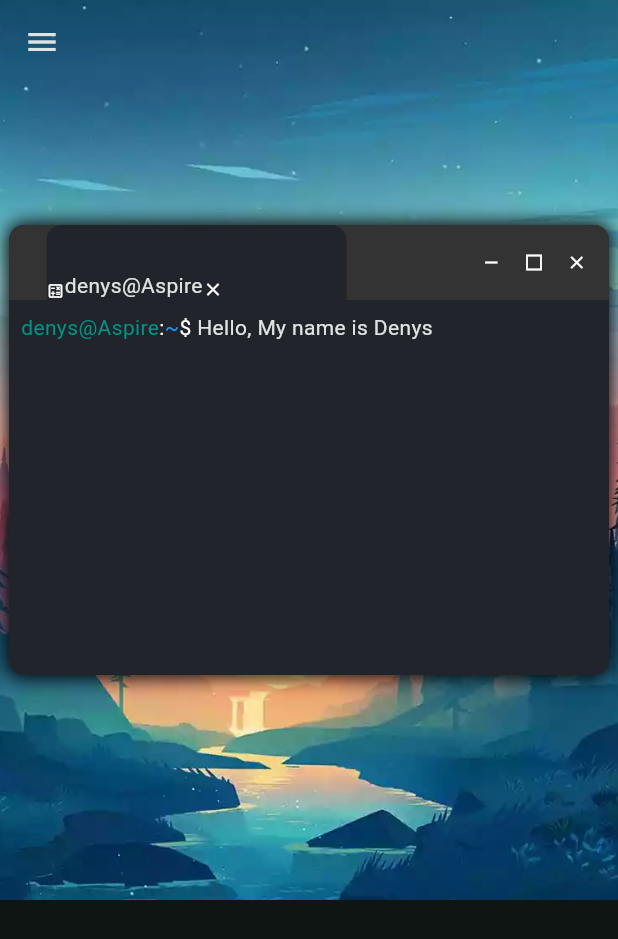
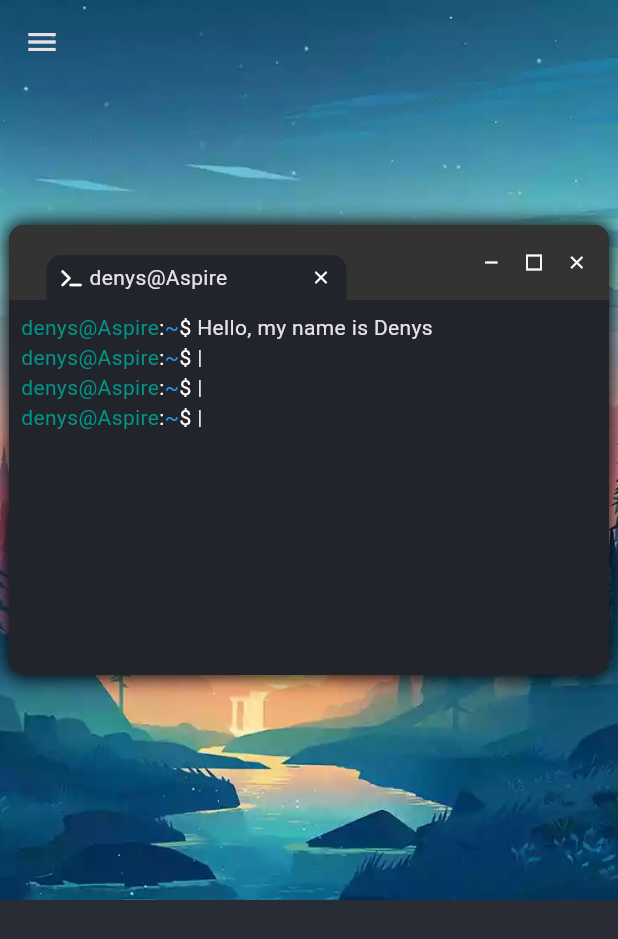
Before and after one commit to darkinowls/personal_website, a Flutter app: the screen it shows after launch, on a phone screen of 412 x 824 dp. Shown: the top 939 px of the screen. Run offline on Flutter 3.47's test engine with Material 2 defaults, Android fonts, the phone set to English and light mode, and no system bars; drawn by our look-alikes of animated_text_kit, flutter_zoom_drawer; our stand-ins replace firebase_core, font_awesome_flutter; accounts and stored records are empty; generated files the repository leaves out were written again.

Commit message:
Console is done

```diff
--- a/lib/console.dart
+++ b/lib/console.dart
@@ -1,5 +1,6 @@
 import 'package:animated_text_kit/animated_text_kit.dart';
 import 'package:flutter/material.dart';
+import 'package:font_awesome_flutter/font_awesome_flutter.dart';
 
 class Console extends StatelessWidget {
   const Console({Key? key}) : super(key: key);
@@ -13,15 +14,13 @@ class Console extends StatelessWidget {
       decoration: const BoxDecoration(
           borderRadius: BorderRadius.all(Radius.circular(10)),
           color: Color.fromRGBO(33, 37, 43, 1),
-        boxShadow: [BoxShadow(
+          boxShadow: [
+            BoxShadow(
               color: Colors.black,
               blurRadius: 10,
               spreadRadius: 1,
             )
-
-        ]
-
-      ),
+          ]),
       child: const Column(
         crossAxisAlignment: CrossAxisAlignment.start,
         children: [_ConsoleHeader(), _ConsoleBody()],
@@ -41,9 +40,14 @@ class _ConsoleHeader extends StatelessWidget {
       child: Row(
         children: [
           SizedBox(width: 25),
+          Column(
+            children: [
+              const Spacer(),
               Container(
                 width: 200,
-            height: 50,
+                height: 30,
+                padding:
+                    const EdgeInsets.symmetric(vertical: 5, horizontal: 10),
                 decoration: const BoxDecoration(
                     color: Color.fromRGBO(33, 37, 43, 1),
                     borderRadius: BorderRadius.only(
@@ -51,16 +55,16 @@ class _ConsoleHeader extends StatelessWidget {
                       topLeft: Radius.circular(10),
                     )),
                 child: const Row(
-              crossAxisAlignment: CrossAxisAlignment.end,
                   children: [
-                Icon(
-                  Icons.calculate_outlined,
-                  size: 12,
-                ),
+                    FaIcon(FontAwesomeIcons.terminal, size: 12),
+                    SizedBox(width: 5),
                     Text("denys@Aspire"),
+                    Spacer(),
                     Icon(Icons.close, size: 14)
                   ],
                 ),
+              ),
+            ],
           ),
           const Spacer(),
           const SizedBox(
@@ -80,8 +84,17 @@ class _ConsoleHeader extends StatelessWidget {
   }
 }
 
-class _ConsoleBody extends StatelessWidget {
+class _ConsoleBody extends StatefulWidget {
   const _ConsoleBody({Key? key}) : super(key: key);
+
+  @override
+  State<_ConsoleBody> createState() => _ConsoleBodyState();
+}
+
+class _ConsoleBodyState extends State<_ConsoleBody> {
+  bool startSecondLine = false;
+  bool startThirdLine = false;
+  bool startForthLine = false;
 
   @override
   Widget build(BuildContext context) {
@@ -90,23 +103,101 @@ class _ConsoleBody extends StatelessWidget {
       child: Column(
         children: [
           Row(children: [
-            const Text("denys@Aspire", style: TextStyle(color: Colors.teal)),
-            const Text(":", style: TextStyle(color: Colors.white)),
-            const Text(
-              "~",
-              style: TextStyle(color: Colors.blue),
-            ),
-            const Text("\$ ", style: TextStyle(color: Colors.white)),
+            const _ConsoleLogin(),
             AnimatedTextKit(
               isRepeatingAnimation: false,
               animatedTexts: [
-                TypewriterAnimatedText("Hello, My name is Denys ",
+                TypewriterAnimatedText("Hello, my name is Denys",
+                    speed: const Duration(milliseconds: 250),
+                    cursor: "|",
+                    curve: Curves.easeInOut),
+              ],
+              onFinished: () => setState(() => startSecondLine = true),
+            ),
+          ]),
+          Visibility(
+            visible: startSecondLine,
+            child: Row(
+              children: [
+                const _ConsoleLogin(),
+                AnimatedTextKit(
+                  isRepeatingAnimation: false,
+                  animatedTexts: [
+                    FadeAnimatedText(
+                      "|",
+                      duration: const Duration(milliseconds: 50),
+                      fadeInEnd: 0,
+                      fadeOutBegin: 1,
+                    ),
+                    TypewriterAnimatedText("And I'm a",
                         speed: const Duration(milliseconds: 250), cursor: "|"),
                   ],
+                  onFinished: () => setState(() => startThirdLine = true),
                 ),
-          ]),
+              ],
+            ),
+          ),
+          Visibility(
+            visible: startThirdLine,
+            child: Row(
+              children: [
+                const _ConsoleLogin(),
+                AnimatedTextKit(
+                  isRepeatingAnimation: false,
+                  animatedTexts: [
+                    FadeAnimatedText("|",
+                        duration: const Duration(milliseconds: 50),
+                        fadeInEnd: 0,
+                        fadeOutBegin: 1),
+                    TypewriterAnimatedText("Flutter developer",
+                        speed: const Duration(milliseconds: 0)),
+                    TypewriterAnimatedText("Python developer",
+                        speed: const Duration(milliseconds: 0)),
+                    TypewriterAnimatedText("Software engineer",
+                        speed: const Duration(milliseconds: 0)),
+                  ],
+                  onFinished: () => setState(() => startForthLine = true),
+                ),
+              ],
+            ),
+          ),
+          Visibility(
+            visible: startForthLine,
+            child: Row(
+              children: [
+                const _ConsoleLogin(),
+                AnimatedTextKit(
+                  repeatForever: true,
+                  pause: const Duration(milliseconds: 0),
+                  animatedTexts: [
+                    FadeAnimatedText("|",
+                        duration: const Duration(milliseconds: 1000),
+                        fadeOutBegin: 0.8,
+                        fadeInEnd: 0.2),
+                  ],
+                ),
+              ],
+            ),
+          ),
         ],
       ),
     );
   }
 }
+
+class _ConsoleLogin extends StatelessWidget {
+  const _ConsoleLogin({Key? key}) : super(key: key);
+
+  @override
+  Widget build(BuildContext context) => const Row(
+        children: [
+          Text("denys@Aspire", style: TextStyle(color: Colors.teal)),
+          Text(":", style: TextStyle(color: Colors.white)),
+          Text(
+            "~",
+            style: TextStyle(color: Colors.blue),
+          ),
+          Text("\$ ", style: TextStyle(color: Colors.white)),
+        ],
+      );
+}
--- a/lib/home_page.dart
+++ b/lib/home_page.dart
@@ -19,9 +19,13 @@ class HomePage extends StatelessWidget {
             },
             icon: const Icon(Icons.menu),
           ),
+
+          elevation: 0,
           backgroundColor: Colors.transparent,
         ),
-        body: Column(
+        body: SingleChildScrollView(
+          child:
+            Column(
               children: [
                 Container(
                     height: 600,
@@ -32,8 +36,17 @@ class HomePage extends StatelessWidget {
                               "assets/console_back.webp",
                             ),
                             fit: BoxFit.cover)),
-                child: const Center(child: Console()))
+                    child: const Center(child: Console())),
+
+
+                Container(
+                  height: 500,
+                  width: 100,
+                )
+
               ],
+            )
+
         ));
   }
 }
--- a/lib/main.dart
+++ b/lib/main.dart
@@ -36,11 +36,9 @@ class _MyAppState extends State<MyApp> {
     return MaterialApp(
         title: 'Flutter Demo',
         theme: ThemeData(
-          colorScheme: ColorScheme.fromSeed(
-            background: const Color.fromRGBO(40, 44, 52, 1),
-            brightness: Brightness.dark,
-            seedColor: Colors.teal,
-          ),
+          brightness: Brightness.dark,
+          scaffoldBackgroundColor: const Color.fromRGBO(40, 44, 52, 1),
+          primaryColor: Colors.teal,
           useMaterial3: true,
         ),
         debugShowCheckedModeBanner: false,
--- a/pubspec.yaml
+++ b/pubspec.yaml
@@ -39,6 +39,8 @@ dependencies:
   # The following adds the Cupertino Icons font to your application.
   # Use with the CupertinoIcons class for iOS style icons.
   cupertino_icons: ^1.0.2
+
+  font_awesome_flutter: ^10.4.0
 
 dev_dependencies:
   flutter_test:
```
Also changed, not shown: pubspec.lock, 1 other file. Lines whose indentation alone changed are shown as unchanged.
